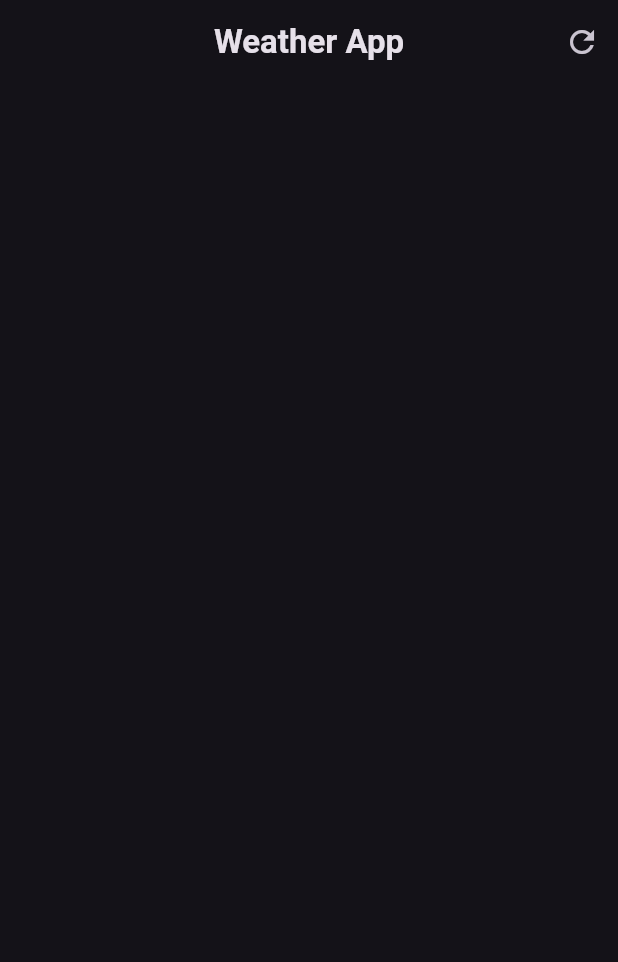
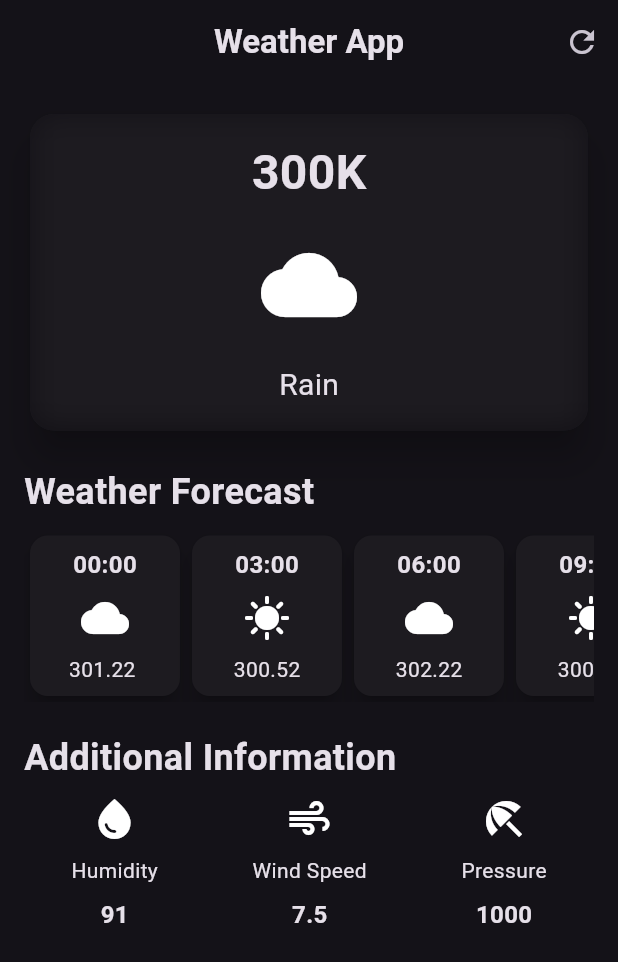
Before and after one commit to rane-ganesh/weather_app, a Flutter app: the screen it shows after launch, on a phone screen of 412 x 824 dp. Shown: the top 962 px of the screen. Run offline on Flutter 3.47's test engine with Material 3 defaults, Android fonts, the phone set to English and light mode, and no system bars.

Commit message:
App body done

```diff
--- /dev/null
+++ b/lib/additional_information.dart
@@ -0,0 +1,40 @@
+import 'package:flutter/material.dart';
+
+class AdditionalInfoItem extends StatelessWidget {
+  final IconData icon;
+  final String label;
+  final String value;
+  const AdditionalInfoItem(
+      {super.key,
+      required this.icon,
+      required this.label,
+      required this.value});
+
+  @override
+  Widget build(BuildContext context) {
+    return Column(
+      children: [
+        Icon(
+          icon,
+          size: 32,
+        ),
+        const SizedBox(
+          height: 8,
+        ),
+        Text(
+          label,
+        ),
+        const SizedBox(
+          height: 8,
+        ),
+        Text(
+          value,
+          style: const TextStyle(
+            fontSize: 16,
+            fontWeight: FontWeight.bold,
+          ),
+        ),
+      ],
+    );
+  }
+}
--- /dev/null
+++ b/lib/hourly_forecast_item.dart
@@ -0,0 +1,46 @@
+import 'package:flutter/material.dart';
+
+class HourlyForecastItem extends StatelessWidget {
+  final String time;
+  final IconData icon;
+  final String temprature;
+  const HourlyForecastItem({
+    super.key,
+    required this.time,
+    required this.icon,
+    required this.temprature,
+  });
+
+  @override
+  Widget build(BuildContext context) {
+    return Card(
+      elevation: 6,
+      child: Container(
+        width: 100,
+        decoration: BoxDecoration(borderRadius: BorderRadius.circular(16)),
+        padding: const EdgeInsets.all(8.0),
+        child: Column(
+          children: [
+            Text(
+              time,
+              style: const TextStyle(fontSize: 16, fontWeight: FontWeight.bold),
+            ),
+            const SizedBox(
+              height: 8,
+            ),
+            Icon(
+              icon,
+              size: 32,
+            ),
+            const SizedBox(
+              height: 8,
+            ),
+            Text(
+              temprature,
+            ),
+          ],
+        ),
+      ),
+    );
+  }
+}
--- a/lib/weather_screen.dart
+++ b/lib/weather_screen.dart
@@ -1,5 +1,7 @@
+import 'dart:ui';
 import 'package:flutter/material.dart';
-import 'package:flutter/widgets.dart';
+import 'package:weather_app/additional_information.dart';
+import 'package:weather_app/hourly_forecast_item.dart';
 
 class WeatherScreen extends StatelessWidget {
   const WeatherScreen({super.key});
@@ -24,6 +26,139 @@ class WeatherScreen extends StatelessWidget {
           ),
         ],
       ),
+      body: Padding(
+        padding: const EdgeInsets.all(16.0),
+        child: Column(
+          crossAxisAlignment: CrossAxisAlignment.start,
+          children: [
+            // main card
+            SizedBox(
+              width: double.infinity,
+              child: Card(
+                elevation: 10,
+                shape: RoundedRectangleBorder(
+                    borderRadius: BorderRadius.circular(16)),
+                child: ClipRRect(
+                  borderRadius: BorderRadius.circular(16),
+                  child: BackdropFilter(
+                    filter: ImageFilter.blur(sigmaX: 10, sigmaY: 10),
+                    child: const Padding(
+                      padding: EdgeInsets.all(16.0),
+                      child: Column(
+                        children: [
+                          Text(
+                            "300K",
+                            style: TextStyle(
+                                fontSize: 32, fontWeight: FontWeight.bold),
+                          ),
+                          SizedBox(
+                            height: 20,
+                          ),
+                          Icon(
+                            Icons.cloud,
+                            size: 64,
+                          ),
+                          SizedBox(
+                            height: 20,
+                          ),
+                          Text(
+                            'Rain',
+                            style: TextStyle(
+                              fontSize: 20,
+                            ),
+                          )
+                        ],
+                      ),
+                    ),
+                  ),
+                ),
+              ),
+            ),
+            const SizedBox(
+              height: 20,
+            ),
+            // Weather Forecast Cards
+            const Text(
+              "Weather Forecast",
+              style: TextStyle(
+                fontSize: 24,
+                fontWeight: FontWeight.bold,
+              ),
+            ),
+            const SizedBox(
+              height: 8,
+            ),
+            const SingleChildScrollView(
+              scrollDirection: Axis.horizontal,
+              child: Row(
+                children: [
+                  HourlyForecastItem(
+                    time: '00:00',
+                    icon: Icons.cloud,
+                    temprature: '301.22 ',
+                  ),
+                  HourlyForecastItem(
+                    time: '03:00',
+                    icon: Icons.sunny,
+                    temprature: '300.52',
+                  ),
+                  HourlyForecastItem(
+                    time: '06:00',
+                    icon: Icons.cloud,
+                    temprature: '302.22',
+                  ),
+                  HourlyForecastItem(
+                    time: '09:00',
+                    icon: Icons.sunny,
+                    temprature: '300.12',
+                  ),
+                  HourlyForecastItem(
+                    time: '12:00',
+                    icon: Icons.cloud,
+                    temprature: '304.12',
+                  ),
+                ],
+              ),
+            ),
+            const SizedBox(
+              height: 20,
+            ),
+            // Additional Information
+            const Text(
+              "Additional Information",
+              style: TextStyle(
+                fontSize: 24,
+                fontWeight: FontWeight.bold,
+              ),
+            ),
+
+            const SizedBox(
+              height: 8,
+            ),
+
+            const Row(
+              mainAxisAlignment: MainAxisAlignment.spaceAround,
+              children: [
+                AdditionalInfoItem(
+                  icon: Icons.water_drop,
+                  label: 'Humidity',
+                  value: '91',
+                ),
+                AdditionalInfoItem(
+                  icon: Icons.air,
+                  label: 'Wind Speed',
+                  value: '7.5',
+                ),
+                AdditionalInfoItem(
+                  icon: Icons.beach_access,
+                  label: 'Pressure',
+                  value: '1000',
+                ),
+              ],
+            ),
+          ],
+        ),
+      ),
     );
   }
 }
```
